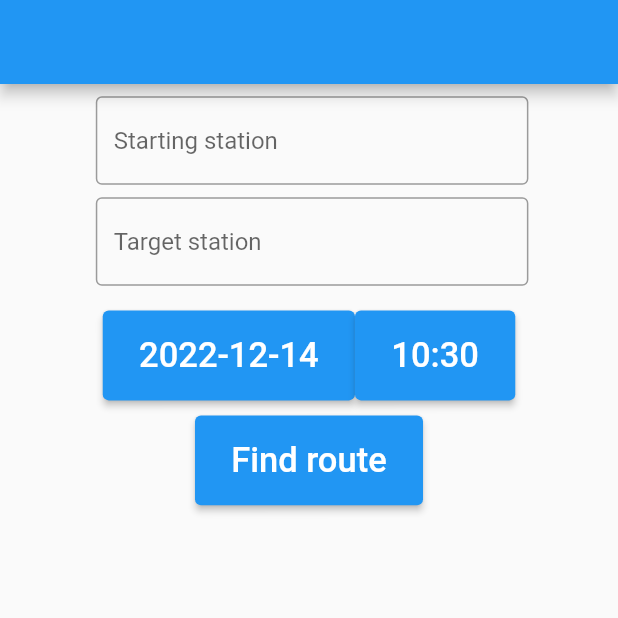
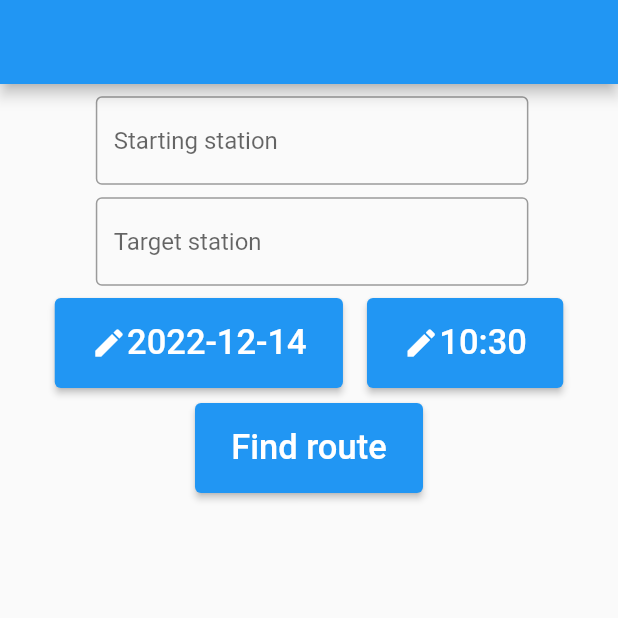
Before and after one commit to MatthewGree/TramfinderApp, a Flutter app: the HomePage screen opened directly with empty values, after a tap on "Find route", on a phone screen of 412 x 824 dp, the top half of it. Run offline on Flutter 3.47's test engine with Material 2 defaults, Android fonts, the phone set to English and light mode, and no system bars; drawn by our look-alikes of searchfield; our stand-ins replace either_dart; missing offline and left inert: json_theme; network calls fail.

Commit message:
design and class packaging overhaul

```diff
--- a/lib/api/api_interface.dart
+++ b/lib/api/api_interface.dart
@@ -8,8 +8,7 @@ import 'model/incoming/stop.dart';
 import 'model/outgoing/instant.dart';
 
 class ApiInterface {
-  final client = http.Client();
-  final String _rootUri = "83-229-84-64.cloud-xip.com:80";
+
   late Uri _nodesUri;
 
   ApiInterface._construct() {
@@ -30,6 +29,9 @@ class ApiInterface {
     });
   }
 
+
+  final client = http.Client();
+  final String _rootUri = "83-229-84-64.cloud-xip.com:80";
   Future<List<Stop>> fetchStops() async {
     final response = await client.get(_nodesUri);
     List body = jsonDecode(utf8.decode(response.bodyBytes));
--- a/lib/api/model/outgoing/instant.dart
+++ b/lib/api/model/outgoing/instant.dart
@@ -1,3 +1,4 @@
+import 'package:flutter/material.dart';
 import 'package:intl/intl.dart';
 
 class Instant {
@@ -14,6 +15,12 @@ class Instant {
       required this.hour,
       required this.minute});
 
+  factory Instant.fromDateTime(DateTime date, {TimeOfDay? time}) =>
+      Instant(year: date.year, month: date.month, day: date.day, hour: time?.hour ?? date.hour, minute: time?.minute ?? date.minute);
+
+  DateTime getDate() => DateTime(year, month, day, hour, minute);
+  TimeOfDay getTime() => TimeOfDay(hour: hour, minute: minute);
+
   @override
   String toString() {
     final fourDigit = NumberFormat("0000");
--- a/lib/widgets/home_page.dart
+++ b/lib/widgets/home_page.dart
@@ -1,6 +1,9 @@
+import 'package:either_dart/either.dart';
 import 'package:flutter/material.dart';
+import 'package:tramfinder_app/api/model/incoming/route.dart';
 import 'package:tramfinder_app/api/model/incoming/stop.dart';
 import 'package:tramfinder_app/common/utils.dart';
+import 'package:tramfinder_app/widgets/route_shower/future_connection_shower.dart';
 
 import 'route_finder/route_finder.dart';
 import 'stop/stop_searcher.dart';
@@ -16,8 +19,9 @@ class HomePage extends StatefulWidget {
 }
 
 class _HomePageState extends State<HomePage> {
-  Stop? startStop;
-  Stop? targetStop;
+  Stop? _startStop;
+  Stop? _targetStop;
+  Future<Either<String, ConnectionRoute>>? _foundRoute;
 
   @override
   Widget build(BuildContext context) {
@@ -25,44 +29,47 @@ class _HomePageState extends State<HomePage> {
       appBar: AppBar(
         title: Text(widget.title),
       ),
-      body: Column(
+      body: SingleChildScrollView(
+        child: Column(
             mainAxisAlignment: MainAxisAlignment.start,
-          crossAxisAlignment: CrossAxisAlignment.start,
-          children: [
-            Row(
+            crossAxisAlignment: CrossAxisAlignment.center,
+            children: [_buildStopSearcher(context), _buildRouteFinder(), _buildFutureConnectionShower()]),
+      ),
+    );
+  }
+
+  Widget _buildFutureConnectionShower() {
+    return FutureConnectionShower(foundRoute: _foundRoute);
+  }
+
+  Widget _buildRouteFinder() {
+    return RouteFinder(
+      startStop: _startStop,
+      targetStop: _targetStop,
+      onRouteFound: (route) => setState(() {
+        _foundRoute = route;
+      }),
+    );
+  }
+
+  Row _buildStopSearcher(BuildContext context) {
+    return Row(
         mainAxisAlignment: MainAxisAlignment.center,
         crossAxisAlignment: CrossAxisAlignment.center,
         children: [
           Padding(
-                    padding: EdgeInsets.only(
-                        bottom: responsiveFromHeight(context, 0.01)),
+            padding:
+                EdgeInsets.only(bottom: responsiveFromHeight(context, 0.01)),
             child: StopSearcher(
               stops: widget.stops,
               startStopOnPick: (stop) => setState(() {
-                        startStop = stop;
+                _startStop = stop;
               }),
               targetStopOnPick: (stop) => setState(() {
-                        targetStop = stop;
+                _targetStop = stop;
               }),
             ),
           )
-                ]),
-            Expanded(
-              child: Row(
-                mainAxisAlignment: MainAxisAlignment.center,
-                crossAxisAlignment: CrossAxisAlignment.center,
-                children: [
-                  Container(
-                      constraints: BoxConstraints(
-                        maxWidth: responsiveFromWidth(context, 0.5,
-                            min: 400.0, max: 600.0),
-                      ),
-                      child: RouteFinder(
-                          startStop: startStop, targetStop: targetStop))
-                ],
-              ),
-            )
-          ]),
-    );
+        ]);
   }
 }
--- /dev/null
+++ b/lib/widgets/route_finder/instant_picker.dart
@@ -0,0 +1,90 @@
+import 'package:flutter/material.dart';
+import 'package:intl/intl.dart';
+import 'package:tramfinder_app/api/model/incoming/time.dart';
+import 'package:tramfinder_app/api/model/outgoing/instant.dart';
+import 'package:tramfinder_app/common/utils.dart';
+
+class InstantPicker extends StatefulWidget {
+  final Instant startInstant;
+  final void Function(Instant) onInstantPicked;
+
+  const InstantPicker(
+      {super.key, required this.startInstant, required this.onInstantPicked});
+
+  @override
+  State<InstantPicker> createState() => _InstantPickerState();
+}
+
+class _InstantPickerState extends State<InstantPicker> {
+  late DateTime _date;
+  late TimeOfDay _time;
+
+  @override
+  Widget build(BuildContext context) {
+    return Row(
+      mainAxisAlignment: MainAxisAlignment.center,
+      children: [
+        _pickerButton(
+            text: DateFormat("yyyy-MM-dd").format(_date),
+            onPressed: () => _showDatePicker(widget.startInstant.getDate())),
+        const VerticalDivider(),
+        _pickerButton(
+            text: Time(hour: _time.hour, minutes: _time.minute).toString(),
+            onPressed: () => _showTimePicker(widget.startInstant.getTime()))
+      ],
+    );
+  }
+
+  @override
+  void initState() {
+    super.initState();
+    _date = widget.startInstant.getDate();
+    _time = widget.startInstant.getTime();
+  }
+
+  void _pickInstant() =>
+      widget.onInstantPicked(Instant.fromDateTime(_date, time: _time));
+
+  void _showDatePicker(DateTime initialDate) => showDatePicker(
+              context: context,
+              initialDate: initialDate,
+              firstDate: initialDate.subtract(const Duration(days: 365)),
+              lastDate: initialDate.add(const Duration(days: 365)))
+          .then((value) {
+        if (value != null) {
+          setState(() {
+            _date = value;
+          });
+          _pickInstant();
+        }
+      });
+
+  void _showTimePicker(TimeOfDay initialTime) =>
+      showTimePicker(context: context, initialTime: initialTime).then((value) {
+        if (value != null) {
+          setState(() {
+            _time = value;
+          });
+          _pickInstant();
+        }
+      });
+
+  Widget _pickerButton<T>(
+          {required String text, required void Function()? onPressed}) =>
+      ElevatedButton(
+          onPressed: onPressed,
+          child: Padding(
+            padding: EdgeInsets.symmetric(
+                vertical: responsiveFromHeight(context, 0.02),
+                horizontal: responsiveFromWidth(context, 0.02)),
+            child: Row(
+              children: [
+                const Icon(Icons.edit),
+                Text(
+                  text,
+                  style: const TextStyle(fontSize: 23),
+                ),
+              ],
+            ),
+          ));
+}
--- a/lib/widgets/route_finder/route_finder.dart
+++ b/lib/widgets/route_finder/route_finder.dart
@@ -1,114 +1,42 @@
 import 'package:either_dart/either.dart';
 import 'package:flutter/material.dart';
-import 'package:intl/intl.dart';
 import 'package:tramfinder_app/api/api_interface.dart';
 import 'package:tramfinder_app/api/model/incoming/route.dart';
 import 'package:tramfinder_app/api/model/incoming/stop.dart';
-import 'package:tramfinder_app/api/model/incoming/time.dart';
 import 'package:tramfinder_app/api/model/outgoing/instant.dart';
 import 'package:tramfinder_app/common/utils.dart';
-import 'package:tramfinder_app/widgets/route_finder/connection_list_tile.dart';
+import 'package:tramfinder_app/widgets/route_finder/instant_picker.dart';
 
 class _RouteFinderState extends State<RouteFinder> {
-  Future<Either<String, ConnectionRoute>>? foundRoute;
-  DateTime _date = DateTime.now();
-  TimeOfDay _time = TimeOfDay.now();
+  Instant _instant = Instant.fromDateTime(DateTime.now());
 
   @override
   Widget build(BuildContext context) {
-    ThemeData theme = Theme.of(context);
     return Column(
       mainAxisAlignment: MainAxisAlignment.start,
+      crossAxisAlignment: CrossAxisAlignment.center,
       children: [
-        Row(
-            mainAxisAlignment: MainAxisAlignment.center,
-            children: [_findRouteButton(_getRoute)]),
-        Expanded(
-          child: Row(children: [
-            FutureBuilder<Either<String, ConnectionRoute>>(
-              future: foundRoute,
-              builder: (context, snapshot) {
-                if (snapshot.hasData) {
-                  if (snapshot.requireData.isRight) {
-                    return Expanded(
-                        child: _connectionsList(
-                            snapshot.requireData.right, theme));
-                  } else {
-                    return Text(snapshot.requireData.left);
-                  }
-                } else if (snapshot.hasError) {
-                  return Text("${snapshot.error}");
-                }
-                return Visibility(
-                    visible: foundRoute != null,
-                    child: const CircularProgressIndicator());
-              },
-            )
-          ]),
-        )
+        InstantPicker(
+            startInstant: _instant,
+            onInstantPicked: (instant) => setState(() {
+                  _instant = instant;
+                })),
+        _findRouteButton(_getRoute)
       ],
     );
   }
 
   void _getRoute() {
     if (widget.targetStop != null && widget.startStop != null) {
-      setState(() {
-        foundRoute = ApiInterface.instance.fetchRoute(
-            widget.startStop!.id,
-            widget.targetStop!.id,
-            Instant(
-                year: _date.year,
-                month: _date.month,
-                day: _date.day,
-                hour: _time.hour,
-                minute: _time.minute));
-      });
+      widget.onRouteFound(ApiInterface.instance
+          .fetchRoute(widget.startStop!.id, widget.targetStop!.id, _instant));
     }
   }
 
   Widget _findRouteButton(void Function()? onPressed) {
     return Padding(
-      padding:
-          EdgeInsets.symmetric(vertical: responsiveFromHeight(context, 0.01)),
-      child: Column(children: [
-        Row(
-          children: [
-            _mainButton(
-                text: DateFormat("yyyy-MM-dd").format(_date),
-                onPressed: () => {
-                      showDatePicker(
-                              context: context,
-                              initialDate: _date,
-                              firstDate:
-                                  _date.subtract(const Duration(days: 365)),
-                              lastDate: _date.add(const Duration(days: 365)))
-                          .then((value) {
-                        if (value != null) {
-                          setState(() {
-                            _date = value;
-                          });
-                        }
-                      })
-                    }),
-            _mainButton(
-                text: Time(hour: _time.hour, minutes: _time.minute).toString(),
-                onPressed: () => {
-                      showTimePicker(context: context, initialTime: _time)
-                          .then((value) {
-                        if (value != null) {
-                          setState(() {
-                            _time = value;
-                          });
-                        }
-                      })
-                    })
-          ],
-        ),
-        Padding(
-            padding: const EdgeInsets.only(top: 10.0),
-            child: _mainButton(text: "Find route", onPressed: onPressed)),
-      ]),
-    );
+        padding: const EdgeInsets.only(top: 10.0),
+        child: _mainButton(text: "Find route", onPressed: onPressed));
   }
 
   Widget _mainButton<T>(
@@ -124,66 +52,18 @@ class _RouteFinderState extends State<RouteFinder> {
               style: const TextStyle(fontSize: 23),
             ),
           ));
-
-  Widget _connectionsList(ConnectionRoute route, ThemeData theme) {
-    return Column(
-      mainAxisAlignment: MainAxisAlignment.start,
-      crossAxisAlignment: CrossAxisAlignment.center,
-      children: [
-        Row(
-          mainAxisAlignment: MainAxisAlignment.center,
-          crossAxisAlignment: CrossAxisAlignment.center,
-          children: [
-            [bigText("DURATION"), bigText(route.duration.toString())],
-            [bigText("STOPS"), bigText(route.connections.length.toString())]
-          ]
-              .map((kids) => Column(
-                    crossAxisAlignment: CrossAxisAlignment.center,
-                    mainAxisAlignment: MainAxisAlignment.center,
-                    children: kids,
-                  ))
-              .map((w) => Card(
-                  elevation: 0,
-                  shape: RoundedRectangleBorder(
-                      side: BorderSide(color: theme.toggleableActiveColor),
-                      borderRadius: const BorderRadius.all(Radius.circular(2))),
-                  child: Container(
-                    constraints: const BoxConstraints(
-                      minHeight: 100,
-                      minWidth: 120,
-                    ),
-                    child: w,
-                  )))
-              .toList(),
-        ),
-        const Padding(
-            padding: EdgeInsets.symmetric(vertical: 10),
-            child: Divider(
-              thickness: 15,
-              height: 15,
-            )),
-        Expanded(
-          child: ListView.separated(
-            itemCount: route.connections.length,
-            itemBuilder: (BuildContext context, int index) {
-              return ConnectionListTile(connection: route.connections[index]);
-            },
-            separatorBuilder: (BuildContext context, int index) {
-              return const Icon(Icons.arrow_downward, size: 50.0);
-            },
-          ),
-        )
-      ],
-    );
-  }
 }
 
 class RouteFinder extends StatefulWidget {
   final Stop? startStop;
   final Stop? targetStop;
+  final void Function(Future<Either<String, ConnectionRoute>>) onRouteFound;
 
   const RouteFinder(
-      {super.key, required this.startStop, required this.targetStop});
+      {super.key,
+      required this.startStop,
+      required this.targetStop,
+      required this.onRouteFound});
 
   @override
   State<StatefulWidget> createState() {
--- a/lib/widgets/route_finder/connection_list_tile.dart
+++ b/lib/widgets/route_shower/connection_list_tile.dart
@@ -11,10 +11,9 @@ class ConnectionListTile extends StatelessWidget {
   Widget build(BuildContext context) {
     final ThemeData theme = Theme.of(context);
     return Container(
-      child: Container(
       decoration: BoxDecoration(
           border: Border.all(width: 3.0, color: theme.toggleableActiveColor),
-            borderRadius: const BorderRadius.all(Radius.circular(10))),
+          borderRadius: const BorderRadius.all(Radius.circular(12))),
       child: Column(crossAxisAlignment: CrossAxisAlignment.center, children: [
         _lineIdentifier(),
         Row(
@@ -23,7 +22,6 @@ class ConnectionListTile extends StatelessWidget {
             mainAxisSize: MainAxisSize.max,
             children: [_startToTarget(), _times()]),
       ]),
-      ),
     );
   }
 
--- /dev/null
+++ b/lib/widgets/route_shower/future_connection_shower.dart
@@ -0,0 +1,40 @@
+import 'package:either_dart/either.dart';
+import 'package:flutter/material.dart';
+import 'package:tramfinder_app/api/model/incoming/route.dart';
+import 'package:tramfinder_app/widgets/route_shower/connection_shower.dart';
+
+class FutureConnectionShower extends StatelessWidget {
+  const FutureConnectionShower({
+    Key? key,
+    required this.foundRoute,
+  }) : super(key: key);
+
+  final Future<Either<String, ConnectionRoute>>? foundRoute;
+
+  @override
+  Widget build(BuildContext context) {
+    return FutureBuilder<Either<String, ConnectionRoute>>(
+      future: foundRoute,
+      builder: (context, snapshot) {
+        if (snapshot.hasData) {
+          if (snapshot.requireData.isRight) {
+            return ConnectionShow(route: snapshot.requireData.right);
+          } else {
+            _showAlertDialog(context, snapshot.requireData.left);
+          }
+        } else if (snapshot.hasError) {
+           _showAlertDialog(context, "${snapshot.error}");
+        }
+        return Visibility(
+            visible: foundRoute != null,
+            child: const Padding(padding: EdgeInsets.all(10.0), child: CircularProgressIndicator()));
+      },
+    );
+  }
+
+  void _showAlertDialog(BuildContext context, String message) => showDialog(context: context, builder: (BuildContext context) => AlertDialog(
+    title: Text(message),
+    content: const Text("Error"),
+    actions: [TextButton(onPressed: () {}, child: const Text("OK"))],
+  ));
+}
```
Also changed, not shown: lib/widgets/route_shower/connection_shower.dart (added, +66 -0 lines), 1 other file. Lines whose indentation alone changed are shown as unchanged.
